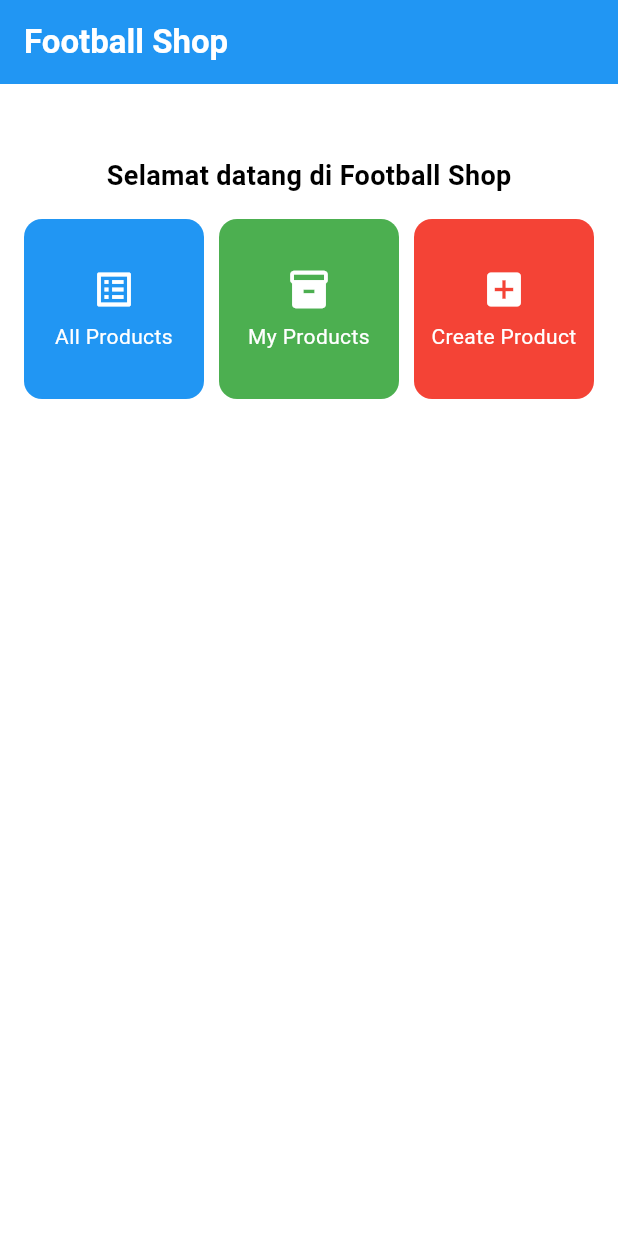
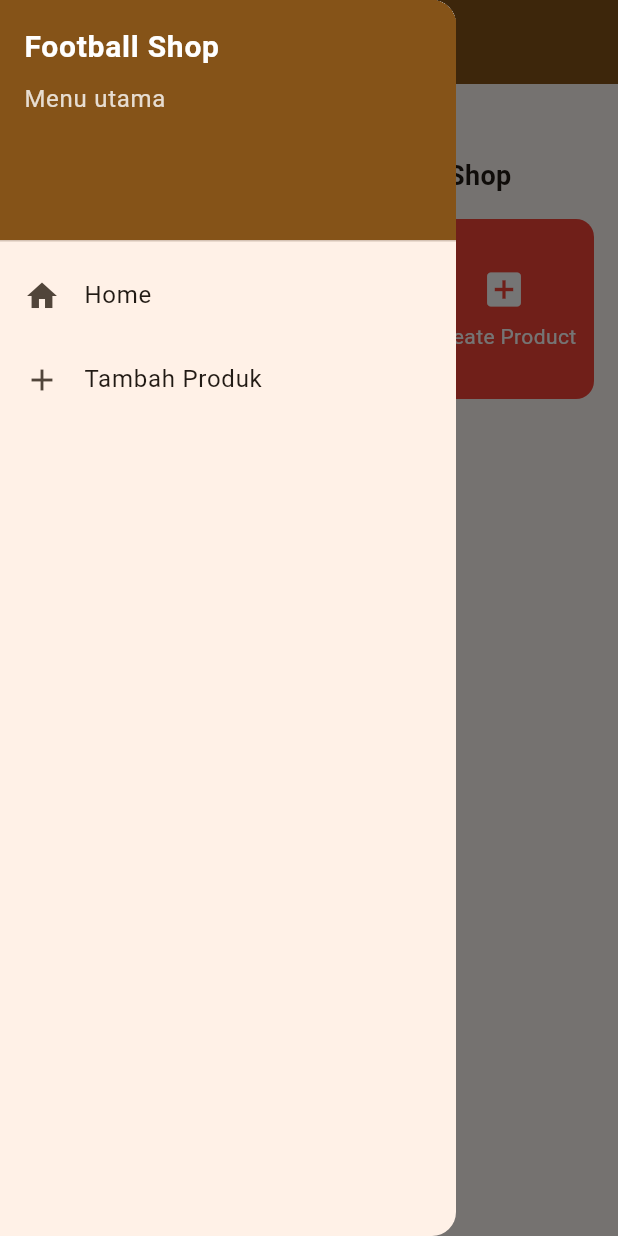
Before and after one commit to karlaraswanda/football-shop-mobile, a Flutter app: the screen it shows after launch, with the side drawer open (before the commit the screen has no drawer), on a phone screen of 412 x 824 dp. Run offline on Flutter 3.47's test engine with Material 3 defaults, Android fonts, the phone set to English and light mode, and no system bars.

Commit message:
Tugas 8: form produk + drawer

```diff
--- a/lib/main.dart
+++ b/lib/main.dart
@@ -1,5 +1,5 @@
 import 'package:flutter/material.dart';
-import 'package:football_shop/menu.dart';
+import 'package:football_shop/screens/menu.dart';
 
 void main() {
   runApp(const FootballShopApp());
@@ -14,10 +14,14 @@ class FootballShopApp extends StatelessWidget {
       title: 'Football Shop',
       debugShowCheckedModeBanner: false,
       theme: ThemeData(
-        colorScheme: ColorScheme.fromSwatch(primarySwatch: Colors.blue)
-            .copyWith(secondary: Colors.blueAccent),
+        colorScheme: ColorScheme.fromSeed(seedColor: Colors.orange),
+        useMaterial3: true,
+        appBarTheme: const AppBarTheme(
+          backgroundColor: Colors.orange,
+          foregroundColor: Colors.white,
+        ),
       ),
-      home: MyHomePage(), // perintah tutorial: cukup MyHomePage(), non-const
+      home: MyHomePage(),
     );
   }
 }
--- a/lib/menu.dart
+++ b/lib/screens/menu.dart
@@ -1,6 +1,8 @@
 import 'package:flutter/material.dart';
+import 'package:football_shop/widgets/left_drawer.dart';
+import 'package:football_shop/screens/product_form.dart';
 
-/// Model tombol
+// Model button
 class ItemHomepage {
   final String name;
   final IconData icon;
@@ -12,7 +14,7 @@ class ItemHomepage {
 class MyHomePage extends StatelessWidget {
   const MyHomePage({super.key});
 
-  // Data tombol
+  // Data button
   final List<ItemHomepage> items = const [
     ItemHomepage("All Products", Icons.list_alt, Colors.blue),
     ItemHomepage("My Products", Icons.inventory_2, Colors.green),
@@ -37,12 +39,13 @@ class MyHomePage extends StatelessWidget {
         ),
         backgroundColor: Theme.of(context).colorScheme.primary,
       ),
+      drawer: const LeftDrawer(),
       body: SingleChildScrollView(
         padding: const EdgeInsets.all(16),
         child: Column(
           crossAxisAlignment: CrossAxisAlignment.center,
           children: [
-            // 3 kartu info
+            // 3 info cards
             // Row(
             //   mainAxisAlignment: MainAxisAlignment.spaceEvenly,
             //   children: [
@@ -66,7 +69,7 @@ class MyHomePage extends StatelessWidget {
               crossAxisCount: 3,
               crossAxisSpacing: 10,
               mainAxisSpacing: 10,
-              shrinkWrap: true,   // agar tidak overflow dalam Column
+              shrinkWrap: true,
               physics: const NeverScrollableScrollPhysics(),
               children: items.map((item) => ItemCard(item)).toList(),
             ),
@@ -77,7 +80,7 @@ class MyHomePage extends StatelessWidget {
   }
 }
 
-/// Kartu informasi
+/// Info Card
 class InfoCard extends StatelessWidget {
   final String title;
   final String content;
@@ -103,7 +106,7 @@ class InfoCard extends StatelessWidget {
   }
 }
 
-/// Kartu tombol
+// Button card
 class ItemCard extends StatelessWidget {
   final ItemHomepage item;
   const ItemCard(this.item, {super.key});
@@ -111,7 +114,7 @@ class ItemCard extends StatelessWidget {
   @override
   Widget build(BuildContext context) {
     return Material(
-      color: item.color, // warna per tombol
+      color: item.color,
       borderRadius: BorderRadius.circular(12),
       child: InkWell(
         borderRadius: BorderRadius.circular(12),
@@ -135,6 +138,13 @@ class ItemCard extends StatelessWidget {
           ScaffoldMessenger.of(context)
             ..hideCurrentSnackBar()
             ..showSnackBar(SnackBar(content: Text(message)));
+
+          if (item.name == "Create Product") {
+          Navigator.push(
+            context,
+            MaterialPageRoute(builder: (_) => const ProductFormPage()),
+          );
+          }
         },
         child: Container(
           padding: const EdgeInsets.all(8),
--- /dev/null
+++ b/lib/widgets/left_drawer.dart
@@ -0,0 +1,66 @@
+import 'package:flutter/material.dart';
+import 'package:football_shop/screens/menu.dart';
+import 'package:football_shop/screens/product_form.dart';
+
+class LeftDrawer extends StatelessWidget {
+  const LeftDrawer({super.key});
+
+  @override
+  Widget build(BuildContext context) {
+    return Drawer(
+      child: ListView(
+        padding: EdgeInsets.zero,
+        children: [
+          DrawerHeader(
+            decoration: BoxDecoration(
+              color: Theme.of(context).colorScheme.primary,
+            ),
+            child: Column(
+              crossAxisAlignment: CrossAxisAlignment.start,
+              children: [
+                Text(
+                  'Football Shop',
+                  style: TextStyle(
+                    color: Theme.of(context).colorScheme.onPrimary,
+                    fontSize: 20,
+                    fontWeight: FontWeight.bold,
+                  ),
+                ),
+                const SizedBox(height: 8),
+                Text(
+                  'Menu utama',
+                  style: TextStyle(
+                    color: Theme.of(context)
+                        .colorScheme
+                        .onPrimary
+                        .withOpacity(0.8),
+                  ),
+                ),
+              ],
+            ),
+          ),
+          ListTile(
+            leading: const Icon(Icons.home),
+            title: const Text('Home'),
+            onTap: () {
+              Navigator.pushReplacement(
+                context,
+                MaterialPageRoute(builder: (_) => const MyHomePage()),
+              );
+            },
+          ),
+          ListTile(
+            leading: const Icon(Icons.add),
+            title: const Text('Tambah Produk'),
+            onTap: () {
+              Navigator.pushReplacement(
+                context,
+                MaterialPageRoute(builder: (_) => const ProductFormPage()),
+              );
+            },
+          ),
+        ],
+      ),
+    );
+  }
+}
```
Also changed, not shown: lib/screens/product_form.dart (added, +218 -0 lines), 1 other file.
